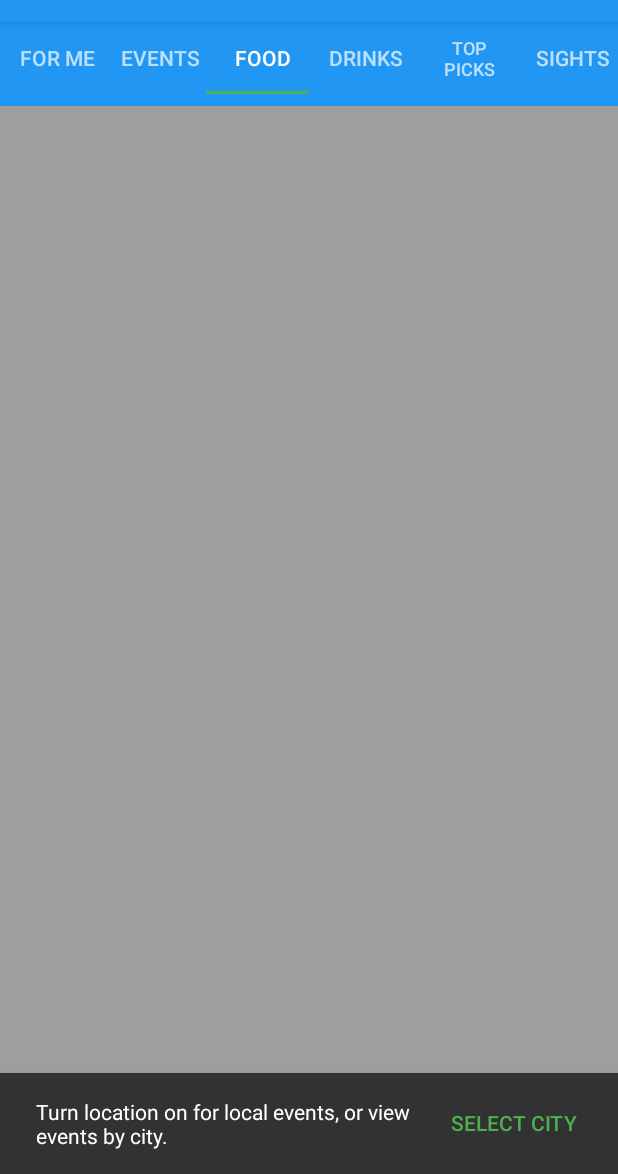
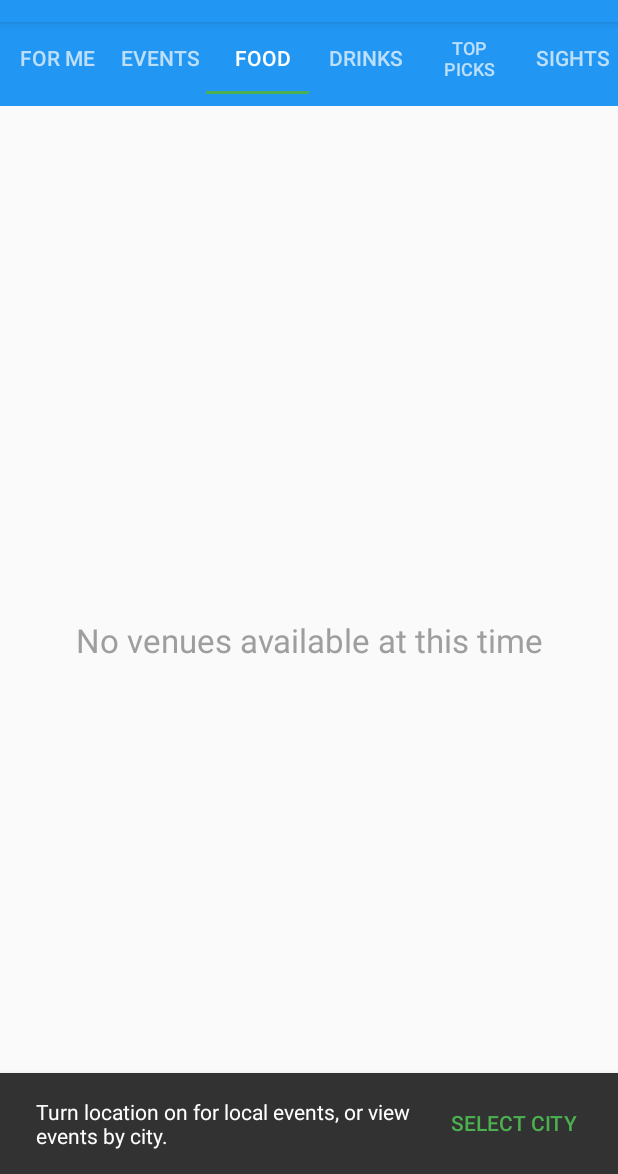
Before and after one commit to maxamillion32/PlansNearBy, an Android app: the screen it shows after launch once a user with an empty profile is signed in (MainActivity), tab 3 chosen, on a phone screen of 412 x 824 dp, the part 62-1236 px from its top. Run offline under Robolectric (Android 15) with nearby library versions, the phone set to English and light mode, and no system bars; our stand-ins replace Firebase (no records; nobody signed in at launch, a user with empty details on screens opened directly); libraries missing offline, so code that uses them is left out: com.facebook, com.facebook.login, com.firebase.ui; 4 statements that could not run were skipped.

Commit message:
fixed saved venues dialog, added functionality for displaying items when locationis unavailable

```diff
--- a/Plans Nearby/app/src/main/java/com/arroyo/b/plansnearby/Activities/CustomListView.java
+++ b/Plans Nearby/app/src/main/java/com/arroyo/b/plansnearby/Activities/CustomListView.java
@@ -7,17 +7,21 @@ import android.widget.ListView;
 
 /**
  * Created by nolbertoarroyo on 9/24/16.
+ * custom listview for venues details activity, list view doesn't scroll
  */
 public class CustomListView extends ListView {
     public CustomListView(Context context) {
         super(context);
     }
+
     public CustomListView(Context context, AttributeSet attrs) {
         super(context, attrs);
     }
+
     public CustomListView(Context context, AttributeSet attrs, int defStyle) {
         super(context, attrs, defStyle);
     }
+
     @Override
     public void onMeasure(int widthMeasureSpec, int heightMeasureSpec) {
         int heightMeasureSpec_custom = MeasureSpec.makeMeasureSpec(
--- a/Plans Nearby/app/src/main/java/com/arroyo/b/plansnearby/Activities/EventDetailsActivity.java
+++ b/Plans Nearby/app/src/main/java/com/arroyo/b/plansnearby/Activities/EventDetailsActivity.java
@@ -246,6 +246,7 @@ public class EventDetailsActivity extends AppCompatActivity implements ItemClick
 
         return spanEventText;
     }
+
     // creates simpleDateFormat object to format text from UTC
     public void setdateText() {
         final SimpleDateFormat dateFormat = new SimpleDateFormat("yyyy-MM-dd'T'HH:mm:ss");
--- a/Plans Nearby/app/src/main/java/com/arroyo/b/plansnearby/Activities/MainActivity.java
+++ b/Plans Nearby/app/src/main/java/com/arroyo/b/plansnearby/Activities/MainActivity.java
@@ -7,6 +7,8 @@ import android.app.SearchableInfo;
 import android.content.Context;
 import android.content.Intent;
 import android.content.pm.PackageManager;
+import android.database.DatabaseUtils;
+import android.database.sqlite.SQLiteDatabase;
 import android.location.Criteria;
 import android.location.Location;
 import android.location.LocationListener;
@@ -345,7 +347,9 @@ public class MainActivity extends AppCompatActivity
 
     public void viewSavedPlacesDialog() {
         FavsFragment savedDialogFragment = new FavsFragment();
-        if (DataBaseHelper.FAVORITES_COLUMNS.length >= 1) {
+        SQLiteDatabase db = DataBaseHelper.getInstance(this).getReadableDatabase();
+        long numberOfRows = DatabaseUtils.queryNumEntries(db, DataBaseHelper.DataEntryFavorites.TABLE_NAME);
+        if (numberOfRows >= 1) {
             savedDialogFragment.setStyle(DialogFragment.STYLE_NORMAL, R.style.CustomDialog);
             savedDialogFragment.show(getSupportFragmentManager(), Constants.SAVED_VENUES_FRAGMENT);
         } else {
@@ -390,7 +394,7 @@ public class MainActivity extends AppCompatActivity
             // check if location is available
             if (location == null) {
                 //let user know that location is unavailable, show city dialog to display venues by city
-                Toast.makeText(this, R.string.location_unavailable, Toast.LENGTH_LONG).show();
+                Toast.makeText(this, R.string.location_unavailable, Toast.LENGTH_SHORT).show();
                 View parentView = findViewById(R.id.content_view);
                 Snackbar.make(parentView, R.string.snackbar_text, Snackbar.LENGTH_INDEFINITE)
                         .setAction(R.string.snack_bar_action_text_city, new View.OnClickListener() {
--- a/Plans Nearby/app/src/main/java/com/arroyo/b/plansnearby/Activities/PickInterestsActivity.java
+++ b/Plans Nearby/app/src/main/java/com/arroyo/b/plansnearby/Activities/PickInterestsActivity.java
@@ -225,7 +225,7 @@ public class PickInterestsActivity extends AppCompatActivity implements View.OnC
     }
 
     //converting arraylist to Array and saving array to shareprefs
-    public void convertArraylistToArray(){
+    public void convertArraylistToArray() {
         String[] interests = userInterests.toArray(new String[userInterests.size()]);
         saveArray(interests, Constants.PREFS_INTEREST_ARRAY, this);
     }
--- a/Plans Nearby/app/src/main/java/com/arroyo/b/plansnearby/Activities/SplashActivity.java
+++ b/Plans Nearby/app/src/main/java/com/arroyo/b/plansnearby/Activities/SplashActivity.java
@@ -49,7 +49,8 @@ public class SplashActivity extends AppCompatActivity {
         }
         finish();
     }
-    public void checkLocationPermissions(){
+
+    public void checkLocationPermissions() {
         if (ActivityCompat.checkSelfPermission(this, Manifest.permission.ACCESS_FINE_LOCATION) != PackageManager.PERMISSION_GRANTED && ActivityCompat.checkSelfPermission(this, Manifest.permission.ACCESS_COARSE_LOCATION) != PackageManager.PERMISSION_GRANTED) {
 
             if (ActivityCompat.shouldShowRequestPermissionRationale(this,
@@ -69,11 +70,12 @@ public class SplashActivity extends AppCompatActivity {
             }
 
 
-        }else {
+        } else {
             setSharedPrefs();
         }
 
     }
+
     @Override
     public void onRequestPermissionsResult(int requestCode, @NonNull String[] permissions, @NonNull int[] grantResults) {
 
--- a/Plans Nearby/app/src/main/java/com/arroyo/b/plansnearby/Adapters/CustomRecyclerViewVenuesAdapter.java
+++ b/Plans Nearby/app/src/main/java/com/arroyo/b/plansnearby/Adapters/CustomRecyclerViewVenuesAdapter.java
@@ -77,8 +77,8 @@ public class CustomRecyclerViewVenuesAdapter extends RecyclerView.Adapter<Custom
 
             itemRating.setText(dataItem.getVenue().getRating().toString());
             itemRating.setTextColor(Color.WHITE);
-            itemRating.setTypeface(itemRating.getTypeface(),Typeface.BOLD);
-            String ratingColor = "#"+dataItem.getVenue().getRatingColor();
+            itemRating.setTypeface(itemRating.getTypeface(), Typeface.BOLD);
+            String ratingColor = "#" + dataItem.getVenue().getRatingColor();
             itemRating.setBackgroundColor(Color.parseColor(ratingColor));
         }
         if (dataItem.getVenue().getPrice() != null) {
@@ -100,7 +100,7 @@ public class CustomRecyclerViewVenuesAdapter extends RecyclerView.Adapter<Custom
         itemCity.setText(dataItem.getVenue().getLocation().getCity());
 
         //set venue photo using picasso
-        if (dataItem.getVenue().getFeaturedPhotos()!=null){
+        if (dataItem.getVenue().getFeaturedPhotos() != null) {
             String suffix = dataItem.getVenue().getFeaturedPhotos().getItems().get(0).getSuffix();
             String prefix = dataItem.getVenue().getFeaturedPhotos().getItems().get(0).getPrefix();
 
--- a/Plans Nearby/app/src/main/java/com/arroyo/b/plansnearby/Constants.java
+++ b/Plans Nearby/app/src/main/java/com/arroyo/b/plansnearby/Constants.java
@@ -40,8 +40,7 @@ public class Constants {
     //VenueDetailsActivity
 
     public static final String SELECTED_VENUE_ID_KEY = "selected venue id";
-    public static final String VENUE_IMAGE_SIZE= "original";
-
+    public static final String VENUE_IMAGE_SIZE = "original";
 
 
 }
--- a/Plans Nearby/app/src/main/java/com/arroyo/b/plansnearby/Fragments/EventsFragment.java
+++ b/Plans Nearby/app/src/main/java/com/arroyo/b/plansnearby/Fragments/EventsFragment.java
@@ -14,6 +14,7 @@ import android.support.v7.widget.RecyclerView;
 import android.view.LayoutInflater;
 import android.view.View;
 import android.view.ViewGroup;
+import android.widget.TextView;
 import android.widget.Toast;
 
 import com.arroyo.b.plansnearby.Activities.MainActivity;
@@ -41,6 +42,7 @@ public class EventsFragment extends Fragment {
     private RecyclerView.Adapter rvAdapter;
     private RecyclerView.LayoutManager rvLayoutManager;
     private View root;
+    private TextView noResults;
     private SwipeRefreshLayout onSwipeRefresh;
     private ItemClickInterface onItemClickedListener;
     private EventsServiceInterface eventsServiceInterface;
@@ -67,6 +69,7 @@ public class EventsFragment extends Fragment {
     public View onCreateView(LayoutInflater inflater, @Nullable ViewGroup container, @Nullable Bundle savedInstanceState) {
         root = inflater.inflate(R.layout.fragment_events, container, false);
         setRecyclerView(root);
+        noResults = (TextView) root.findViewById(R.id.events_empty_view);
         setConnectionManager();
         categories = toDelimitedString(loadArray(Constants.PREFS_INTEREST_ARRAY, getActivity()));
         getLocationFromMain();
@@ -160,7 +163,7 @@ public class EventsFragment extends Fragment {
             getLocation(location);
         }
         //if all events fragment set categories to null, so all events are called
-        if (fragName.equalsIgnoreCase( Constants.TAB_ALL_EVENTS)) {
+        if (fragName.equalsIgnoreCase(Constants.TAB_ALL_EVENTS)) {
             categories = null;
         }
         getEventsCategoryList();
@@ -206,6 +209,7 @@ public class EventsFragment extends Fragment {
 
     /*
      * populates recyclerView with results from retrofit call, displays Toast if no results
+     * sets recyclerView to GONE and makes no results textView visible
      */
     public void populateEventsRecyclerView() {
         rvAdapter = new CustomRecyclerViewEventsAdapter(eventArrayList, (ItemClickInterface) getActivity());
@@ -214,7 +218,12 @@ public class EventsFragment extends Fragment {
         //if there are now results display toast
         if (eventArrayList.size() == 0) {
             Toast.makeText(getActivity(), R.string.venues_no_results_toast, Toast.LENGTH_SHORT).show();
+            recyclerView.setVisibility(View.GONE);
+            noResults.setVisibility(View.VISIBLE);
         }
+        recyclerView.setVisibility(View.VISIBLE);
+        noResults.setVisibility(View.GONE);
+
     }
 
     //gets values from SortingActivity and sets values
--- a/Plans Nearby/app/src/main/java/com/arroyo/b/plansnearby/Fragments/VenuesFragment.java
+++ b/Plans Nearby/app/src/main/java/com/arroyo/b/plansnearby/Fragments/VenuesFragment.java
@@ -13,6 +13,7 @@ import android.support.v7.widget.RecyclerView;
 import android.view.LayoutInflater;
 import android.view.View;
 import android.view.ViewGroup;
+import android.widget.TextView;
 import android.widget.Toast;
 
 import com.arroyo.b.plansnearby.Activities.MainActivity;
@@ -41,6 +42,7 @@ public class VenuesFragment extends Fragment {
     private RecyclerView.LayoutManager rvLayoutManager;
     private SwipeRefreshLayout onSwipeRefresh;
     private View root;
+    private TextView noResults;
     private FourSquareServiceInterface fourSquareServiceInterface;
     private ItemClickInterface onItemClickedListener;
     private ConnectivityManager connMgr;
@@ -66,8 +68,8 @@ public class VenuesFragment extends Fragment {
     public View onCreateView(LayoutInflater inflater, @Nullable ViewGroup container, @Nullable Bundle savedInstanceState) {
         root = inflater.inflate(R.layout.fragment_venues, container, false);
         setRecyclerView();
-        connMgr = (ConnectivityManager) getActivity().getSystemService(Context.CONNECTIVITY_SERVICE);
-        networkInfo = connMgr.getActiveNetworkInfo();
+        noResults = (TextView) root.findViewById(R.id.venues_empty_view);
+        setConnectionManager();
         getLocationFromMain();
         getLocation(location);
         startFragment();
@@ -180,17 +182,20 @@ public class VenuesFragment extends Fragment {
         }
     }
 
-
-    //populates recyclerView with results from retrofit call, displays Toast if no results
-
+    //populates recyclerView with results from retrofit call, displays Toast if no results, sets
+    //recyclerView to GONE and makes no results textView visible
     public void populateVenuesRecyclerView() {
         rvAdapter = new CustomRecyclerViewVenuesAdapter(venues, (ItemClickInterface) getActivity());
         recyclerView.setAdapter(rvAdapter);
 
-        //if there are now results display toast
+        //if there are no results from api, show toast and show no venues textView
         if (venues.size() == 0) {
             Toast.makeText(getActivity(), R.string.venues_no_results_toast, Toast.LENGTH_SHORT).show();
+            recyclerView.setVisibility(View.GONE);
+            noResults.setVisibility(View.VISIBLE);
         }
+        recyclerView.setVisibility(View.VISIBLE);
+        noResults.setVisibility(View.GONE);
     }
 
     public void setOnSwipeRefresh() {
@@ -198,20 +203,31 @@ public class VenuesFragment extends Fragment {
             @Override
             public void onRefresh() {
                 getLocation(location);
-                getVenuesList();
+                startFragment();
+
             }
         });
     }
 
-    //
+    //if location or city is not null displays list of venues, else makes recyclerView GONE and
+    //shows textView
     public void startFragment() {
         if (location != null || city != null) {
 
             getVenuesList();
         } else {
             //only happens when app is launched without location services on
-            Toast.makeText(getActivity(), R.string.venues_no_results_toast, Toast.LENGTH_SHORT).show();
+
+            noResults.setVisibility(View.VISIBLE);
+            recyclerView.setVisibility(View.GONE);
+            onSwipeRefresh.setRefreshing(false);
+
         }
+    }
+
+    public void setConnectionManager() {
+        connMgr = (ConnectivityManager) getActivity().getSystemService(Context.CONNECTIVITY_SERVICE);
+        networkInfo = connMgr.getActiveNetworkInfo();
     }
 
 
--- a/Plans Nearby/app/src/main/res/layout/fragment_venues.xml
+++ b/Plans Nearby/app/src/main/res/layout/fragment_venues.xml
@@ -4,11 +4,31 @@
     android:layout_width="match_parent"
     android:layout_height="match_parent">
 
-    <android.support.v7.widget.RecyclerView
-        android:id="@+id/recycler_view"
+    <LinearLayout
         android:layout_width="match_parent"
         android:layout_height="match_parent"
-        android:background="#9E9E9E"
-        android:scrollbars="vertical" />
+        android:orientation="vertical">
+
+        <android.support.v7.widget.RecyclerView
+            android:id="@+id/recycler_view"
+            android:layout_width="match_parent"
+            android:layout_height="match_parent"
+            android:background="#9E9E9E"
+            android:scrollbars="vertical" />
+
+
+        <TextView
+            android:id="@+id/venues_empty_view"
+            android:layout_width="match_parent"
+            android:layout_height="match_parent"
+            android:gravity="center"
+            android:text="@string/no_venues_available"
+            android:textAppearance="?android:attr/textAppearanceLarge"
+            android:textColor="@color/gray"
+            android:visibility="gone" />
+
+
+    </LinearLayout>
+
 
 </android.support.v4.widget.SwipeRefreshLayout>
--- a/Plans Nearby/app/src/main/res/values/strings.xml
+++ b/Plans Nearby/app/src/main/res/values/strings.xml
@@ -38,7 +38,7 @@
     <string name="nav_my_interests_title">My Interests</string>
     <string name="failed_venue_callback_toast">Problem fetching venues</string>
     <string name="venues_no_results_toast">Sorry, there are no venues available</string>
-    <string name="main_no_saved_venues_toast">You don\'t have any Favorites Yet</string>
+    <string name="main_no_saved_venues_toast">You don\'t have any saved venues yet</string>
     <string name="location_permission_rationale_toast">Location required to show you the best events and places</string>
     <string name="permission_granted_toast">Permission granted</string>
     <string name="permission_denied_tost">Oops you just denied the permission</string>
@@ -57,10 +57,14 @@
     <string name="about_app_build_info_title">Build Info</string>
     <string name="about_app_verion_text">version</string>
     <string name="about_app_powered_by_eventbrite">Powered by Eventbrite</string>
-    <string name="about_app_powered_by">Powered by :</string>
+    <string name="about_app_powered_by">Powered by </string>
     <string name="frag_weekend_title">Weekend Events</string>
     <string name="snackbar_text">Turn location on for local events, or view events by city.</string>
-    <string name="about_app_location_icon_text">Press this icon to show venues and events by current location or by city. Pressing this icon launches a dialog and asks for a city.</string>
+    <string name="about_app_location_icon_text">Displayed when viewing venues and events by current location. Pressing this icon launches a dialog and asks for a city.</string>
     <string name="about_app_search_text">Search current location for categories or specific events by title.  Currently only able to search events in nearby mode.</string>
-    <string name="snack_bar_action_text_city">"select city "</string>
+    <string name="snack_bar_action_text_city">"SELECT CITY "</string>
+    <string name="about_app_how_to">How To</string>
+    <string name="about_app_city_icon_text">Displayed when viewing events and venues by city. Press to go back to nearby events. Long press to search another city.</string>
+    <string name="no_venues_available">No venues available at this time</string>
+    <string name="no_events_available">No events available at this time</string>
 </resources>
```
Also changed, not shown: Plans Nearby/app/src/main/java/com/arroyo/b/plansnearby/Activities/SortingActivity.java (+14 -12 lines), Plans Nearby/app/src/main/java/com/arroyo/b/plansnearby/Fragments/FavsFragment.java (+18 -13 lines), Plans Nearby/app/src/main/res/layout/fragment_about.xml (+74 -41 lines), Plans Nearby/app/src/main/res/layout/fragment_events.xml (+23 -4 lines). Lines whose indentation alone changed are shown as unchanged.
